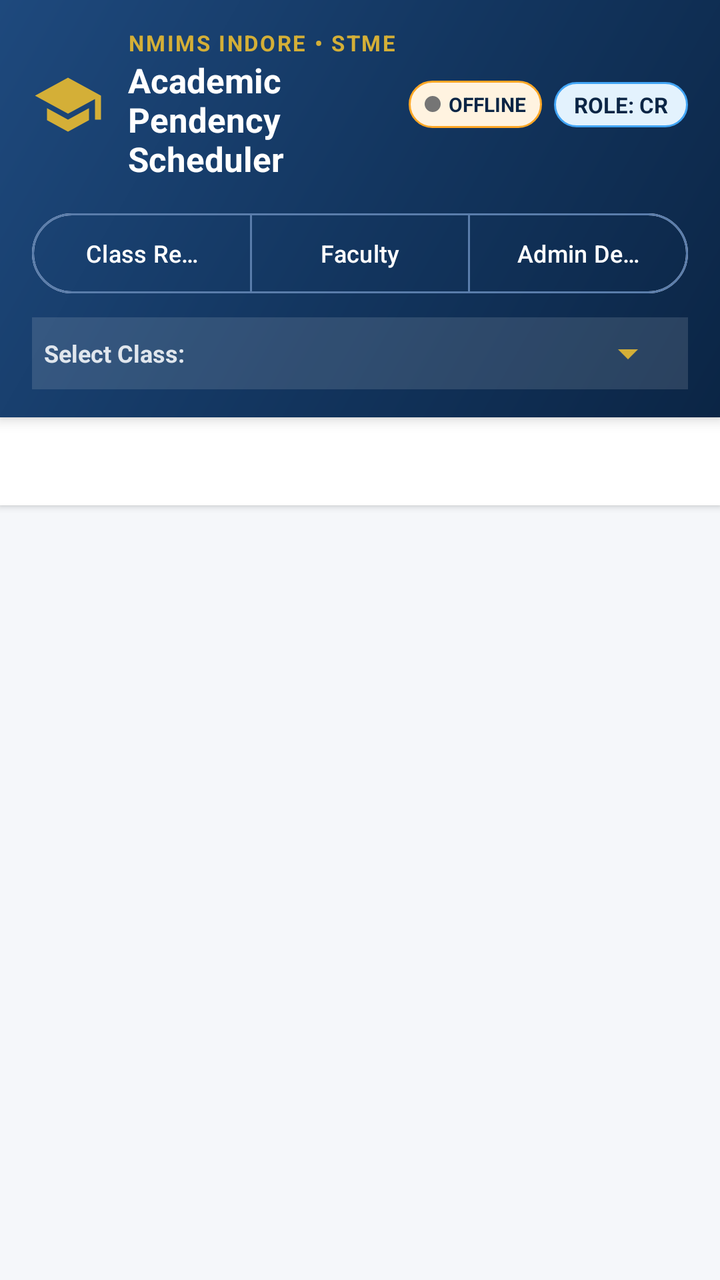
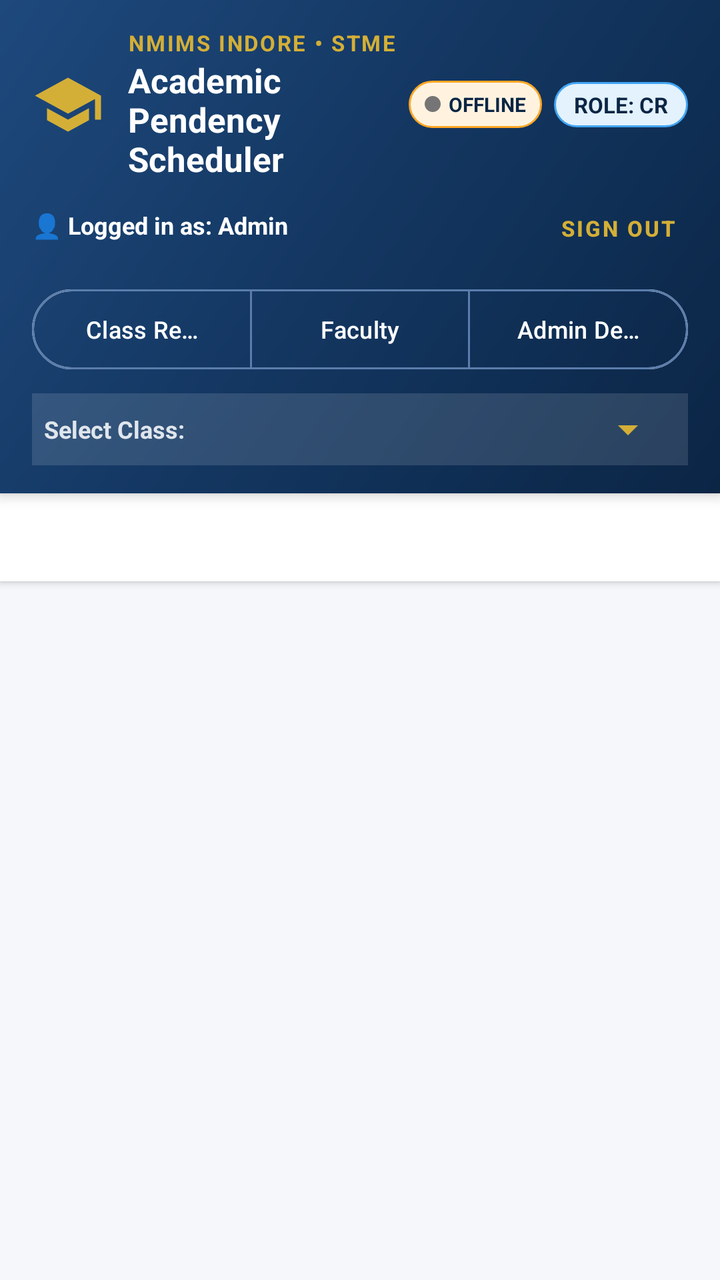

Screens rendered from an Android XML layout before and after an edit, with the pre-edit source and the edit as a unified diff.
<!-- AndroidManifest.xml: application theme Theme.NMIMSSTEMPendencyScheduler -->
<!-- res/layout/activity_main.xml -->
<?xml version="1.0" encoding="utf-8"?>
<LinearLayout xmlns:android="http://schemas.android.com/apk/res/android"
    xmlns:app="http://schemas.android.com/apk/res-auto"
    android:layout_width="match_parent"
    android:layout_height="match_parent"
    android:orientation="vertical"
    android:background="@color/bg_light">

    
    <LinearLayout
        android:layout_width="match_parent"
        android:layout_height="wrap_content"
        android:background="@drawable/bg_header_gradient"
        android:orientation="vertical"
        android:paddingStart="16dp"
        android:paddingEnd="16dp"
        android:paddingTop="14dp"
        android:paddingBottom="14dp"
        android:elevation="4dp">

        <LinearLayout
            android:layout_width="match_parent"
            android:layout_height="wrap_content"
            android:gravity="center_vertical"
            android:orientation="horizontal">

            <ImageView
                android:layout_width="36dp"
                android:layout_height="36dp"
                android:src="@drawable/ic_school"
                app:tint="@color/accent_gold" />

            <LinearLayout
                android:layout_width="0dp"
                android:layout_height="wrap_content"
                android:layout_marginStart="12dp"
                android:layout_weight="1"
                android:orientation="vertical">

                <TextView
                    android:layout_width="wrap_content"
                    android:layout_height="wrap_content"
                    android:text="NMIMS INDORE • STME"
                    android:textColor="@color/accent_gold"
                    android:textSize="11sp"
                    android:textStyle="bold"
                    android:letterSpacing="0.08" />

                <TextView
                    android:layout_width="wrap_content"
                    android:layout_height="wrap_content"
                    android:text="Academic Pendency Scheduler"
                    android:textColor="@color/surface_white"
                    android:textSize="17sp"
                    android:textStyle="bold" />
            </LinearLayout>

            <LinearLayout
                android:id="@+id/btn_sync_status"
                android:layout_width="wrap_content"
                android:layout_height="wrap_content"
                android:background="@drawable/bg_badge_pending"
                android:paddingStart="8dp"
                android:paddingEnd="8dp"
                android:paddingTop="5dp"
                android:paddingBottom="5dp"
                android:layout_marginEnd="6dp"
                android:gravity="center_vertical"
                android:orientation="horizontal"
                android:clickable="true"
                android:focusable="true">

                <View
                    android:id="@+id/view_sync_indicator_dot"
                    android:layout_width="8dp"
                    android:layout_height="8dp"
                    android:background="@drawable/bg_dot_offline"
                    android:layout_marginEnd="4dp" />

                <TextView
                    android:id="@+id/tv_sync_status_label"
                    android:layout_width="wrap_content"
                    android:layout_height="wrap_content"
                    android:text="OFFLINE"
                    android:textColor="@color/primary_navy"
                    android:textSize="10sp"
                    android:textStyle="bold" />
            </LinearLayout>

            <TextView
                android:id="@+id/tv_active_role_badge"
                android:layout_width="wrap_content"
                android:layout_height="wrap_content"
                android:background="@drawable/bg_badge_faculty_approved"
                android:text="ROLE: CR"
                android:textColor="@color/primary_navy"
                android:textSize="11sp"
                android:textStyle="bold"
                android:paddingStart="10dp"
                android:paddingEnd="10dp"
                android:paddingTop="4dp"
                android:paddingBottom="4dp" />
        </LinearLayout>

        
        <com.google.android.material.button.MaterialButtonToggleGroup
            android:id="@+id/role_toggle_group"
            android:layout_width="match_parent"
            android:layout_height="wrap_content"
            android:layout_marginTop="12dp"
            app:singleSelection="true"
            app:selectionRequired="true">

            <com.google.android.material.button.MaterialButton
                android:id="@+id/btn_role_cr"
                style="@style/Widget.Material3.Button.OutlinedButton"
                android:layout_width="0dp"
                android:layout_height="wrap_content"
                android:layout_weight="1"
                android:text="Class Rep (CR)"
                android:textColor="@color/surface_white"
                android:textSize="12sp"
                app:strokeColor="#5A7DAB" />

            <com.google.android.material.button.MaterialButton
                android:id="@+id/btn_role_faculty"
                style="@style/Widget.Material3.Button.OutlinedButton"
                android:layout_width="0dp"
                android:layout_height="wrap_content"
                android:layout_weight="1"
                android:text="Faculty"
                android:textColor="@color/surface_white"
                android:textSize="12sp"
                app:strokeColor="#5A7DAB" />

            <com.google.android.material.button.MaterialButton
                android:id="@+id/btn_role_admin"
                style="@style/Widget.Material3.Button.OutlinedButton"
                android:layout_width="0dp"
                android:layout_height="wrap_content"
                android:layout_weight="1"
                android:text="Admin Dept"
                android:textColor="@color/surface_white"
                android:textSize="12sp"
                app:strokeColor="#5A7DAB" />
        </com.google.android.material.button.MaterialButtonToggleGroup>

        
        <LinearLayout
            android:id="@+id/layout_context_selector"
            android:layout_width="match_parent"
            android:layout_height="wrap_content"
            android:layout_marginTop="8dp"
            android:background="#20FFFFFF"
            android:padding="6dp"
            android:gravity="center_vertical"
            android:orientation="horizontal">

            <TextView
                android:id="@+id/tv_selector_label"
                android:layout_width="wrap_content"
                android:layout_height="wrap_content"
                android:text="Select Class:"
                android:textColor="#E0E6ED"
                android:textSize="12sp"
                android:textStyle="bold"
                android:layout_marginEnd="8dp" />

            <Spinner
                android:id="@+id/spinner_context"
                android:layout_width="0dp"
                android:layout_height="wrap_content"
                android:layout_weight="1"
                android:backgroundTint="@color/accent_gold" />
        </LinearLayout>
    </LinearLayout>

    
    <com.google.android.material.tabs.TabLayout
        android:id="@+id/tab_layout"
        android:layout_width="match_parent"
        android:layout_height="44dp"
        android:background="@color/surface_white"
        app:tabIndicatorColor="@color/accent_crimson"
        app:tabSelectedTextColor="@color/accent_crimson"
        app:tabTextColor="@color/text_secondary"
        app:tabMode="scrollable"
        app:tabGravity="start"
        android:elevation="2dp" />

    
    <FrameLayout
        android:id="@+id/fragment_container"
        android:layout_width="match_parent"
        android:layout_height="0dp"
        android:layout_weight="1" />

</LinearLayout>
<!-- resources referenced by this layout -->
<resources>
  <color name="accent_crimson">#A51C30</color>
  <color name="accent_gold">#D4AF37</color>
  <color name="bg_light">#F5F7FA</color>
  <color name="primary_navy">#0B2545</color>
  <color name="surface_white">#FFFFFF</color>
  <color name="text_secondary">#637381</color>
  <!-- drawable bg_badge_faculty_approved (drawable) -->
  <?xml version="1.0" encoding="utf-8"?>
  <shape xmlns:android="http://schemas.android.com/apk/res/android"
      android:shape="rectangle">
      <solid android:color="#E3F2FD" />
      <stroke android:width="1dp" android:color="#42A5F5" />
      <corners android:radius="16dp" />
  </shape>
  <!-- drawable bg_badge_pending (drawable) -->
  <?xml version="1.0" encoding="utf-8"?>
  <shape xmlns:android="http://schemas.android.com/apk/res/android"
      android:shape="rectangle">
      <solid android:color="#FFF3E0" />
      <stroke android:width="1dp" android:color="#FFA726" />
      <corners android:radius="16dp" />
  </shape>
  <!-- drawable bg_dot_offline (drawable) -->
  <?xml version="1.0" encoding="utf-8"?>
  <shape xmlns:android="http://schemas.android.com/apk/res/android"
      android:shape="oval">
      <solid android:color="#757575" />
      <size android:width="8dp" android:height="8dp" />
  </shape>
  <!-- drawable bg_header_gradient (drawable) -->
  <?xml version="1.0" encoding="utf-8"?>
  <shape xmlns:android="http://schemas.android.com/apk/res/android"
      android:shape="rectangle">
      <gradient
          android:angle="135"
          android:startColor="#0B2545"
          android:centerColor="#133660"
          android:endColor="#1E497D"
          android:type="linear" />
  </shape>
  <!-- drawable ic_school (drawable) -->
  <vector xmlns:android="http://schemas.android.com/apk/res/android"
      android:width="24dp"
      android:height="24dp"
      android:viewportWidth="24"
      android:viewportHeight="24">
    <path
        android:fillColor="#FFFFFFFF"
        android:pathData="M5,13.18v4L12,21l7,-3.82v-4L12,17l-7,-3.82zM12,3L1,9l11,6 9,-4.91V17h2V9L12,3z"/>
  </vector>
  <style name="Theme.NMIMSSTEMPendencyScheduler" parent="Theme.Material3.Light.NoActionBar">
          <item name="colorPrimary">@color/primary_navy</item>
          <item name="colorPrimaryDark">@color/primary_navy_dark</item>
          <item name="colorSecondary">@color/accent_crimson</item>
          <item name="colorTertiary">@color/accent_gold</item>
          <item name="android:statusBarColor">@color/primary_navy_dark</item>
          <item name="android:windowLightStatusBar">false</item>
          <item name="android:colorBackground">@color/bg_light</item>
      </style>
  <color name="primary_navy_dark">#061527</color>
</resources>

<!-- the commit's change to res/layout/activity_main.xml (unified diff, before → after) -->
@@ -100,6 +100,41 @@
                 android:paddingEnd="10dp"
                 android:paddingTop="4dp"
                 android:paddingBottom="4dp" />
+        </LinearLayout>
+
+        
+        <LinearLayout
+            android:layout_width="match_parent"
+            android:layout_height="wrap_content"
+            android:layout_marginTop="6dp"
+            android:gravity="center_vertical"
+            android:orientation="horizontal">
+
+            <TextView
+                android:id="@+id/tv_user_session_info"
+                android:layout_width="0dp"
+                android:layout_height="wrap_content"
+                android:layout_weight="1"
+                android:text="👤 Logged in as: Admin"
+                android:textColor="@color/surface_white"
+                android:textSize="12sp"
+                android:textStyle="bold"
+                android:ellipsize="end"
+                android:maxLines="1" />
+
+            <com.google.android.material.button.MaterialButton
+                android:id="@+id/btn_logout"
+                style="@style/Widget.MaterialComponents.Button.TextButton"
+                android:layout_width="wrap_content"
+                android:layout_height="32dp"
+                android:text="Sign Out"
+                android:textColor="@color/accent_gold"
+                android:textSize="11sp"
+                android:textStyle="bold"
+                android:paddingStart="6dp"
+                android:paddingEnd="6dp"
+                android:minWidth="0dp"
+                android:minHeight="0dp" />
         </LinearLayout>
 
         
